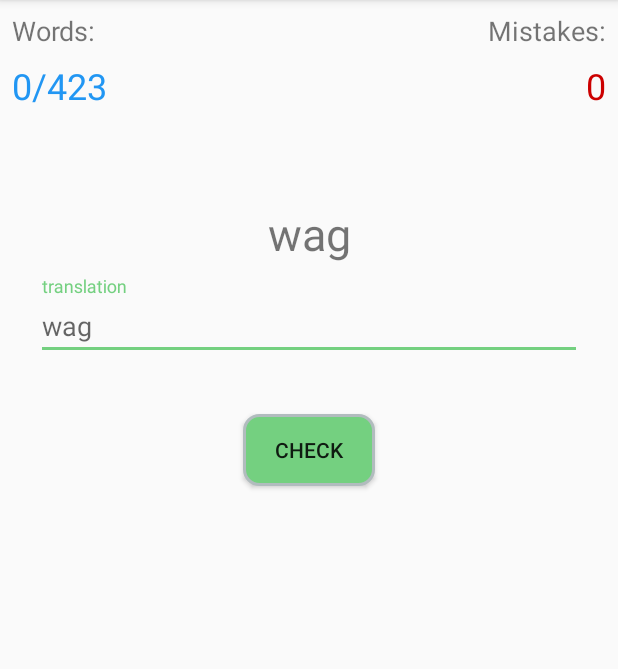
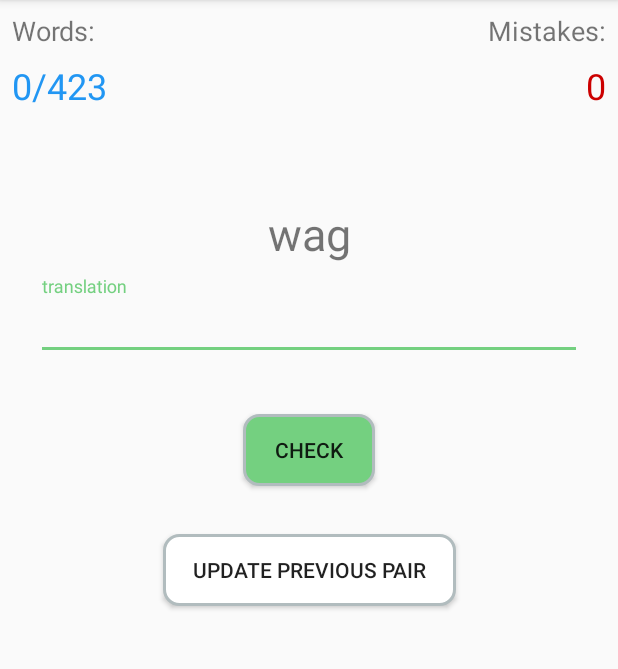
Before and after one commit to MecanicalDragon/AndroidVocabulary, an Android app: the LearningActivity screen opened directly, with no data from a screen before it, on a phone screen of 412 x 824 dp, the part 84-753 px from its top. Run offline under Robolectric (Android 15) with nearby library versions, the phone set to English and light mode, and no system bars.

Commit message:
pair updating added

```diff
--- a/app/build.gradle
+++ b/app/build.gradle
@@ -11,7 +11,7 @@ android {
         minSdkVersion 19
         targetSdkVersion 28
         versionCode 1
-        versionName "1.0"
+        versionName "1.1"
         testInstrumentationRunner "androidx.test.runner.AndroidJUnitRunner"
     }
     buildTypes {
--- a/app/src/main/AndroidManifest.xml
+++ b/app/src/main/AndroidManifest.xml
@@ -8,8 +8,10 @@
         android:label="@string/app_name"
         android:roundIcon="@mipmap/ic_launcher_round"
         android:supportsRtl="true"
-        android:theme="@style/AppTheme">
-        <activity android:name=".activity.LearningActivity"></activity>
+        android:theme="@style/AppTheme"
+        android:fullBackupContent="@xml/backup_descriptor">
+        <activity android:name=".activity.UpdateActivity"/>
+        <activity android:name=".activity.LearningActivity" />
         <activity android:name=".activity.MainActivity">
             <intent-filter>
                 <action android:name="android.intent.action.MAIN" />
--- a/app/src/main/java/net/medrag/vocabulary/db/Sql.kt
+++ b/app/src/main/java/net/medrag/vocabulary/db/Sql.kt
@@ -416,7 +416,7 @@ const val FILL =
             "INSERT INTO $TABLE_NAME ($WORD, $TRANSLATION ) VALUES ('saturate','насыщать');\n" +
             "INSERT INTO $TABLE_NAME ($WORD, $TRANSLATION ) VALUES ('hence','следовательно');\n" +
             "INSERT INTO $TABLE_NAME ($WORD, $TRANSLATION ) VALUES ('fence','забор, ограда');\n" +
-            "INSERT INTO $TABLE_NAME ($WORD, $TRANSLATION ) VALUES ('I don't mind','я не против');\n" +
+            "INSERT INTO $TABLE_NAME ($WORD, $TRANSLATION ) VALUES ('I dont mind','я не против');\n" +
             "INSERT INTO $TABLE_NAME ($WORD, $TRANSLATION ) VALUES ('ambiguous','двусмысленный');\n" +
             "INSERT INTO $TABLE_NAME ($WORD, $TRANSLATION ) VALUES ('dangle','болтаться, свисать');\n" +
             "INSERT INTO $TABLE_NAME ($WORD, $TRANSLATION ) VALUES ('ambiguous','двусмысленный');\n" +
--- a/app/src/main/res/drawable/rounded.xml
+++ b/app/src/main/res/drawable/rounded.xml
@@ -3,5 +3,5 @@
     <solid android:color="#FFFFFF"/>
     <stroke android:width="2dp" android:color="#B1BCBE" />
     <corners android:radius="10dp"/>
-    <padding android:left="0dp" android:top="0dp" android:right="0dp" android:bottom="0dp" />
+    <padding android:left="20dp" android:top="0dp" android:right="20dp" android:bottom="0dp" />
 </shape>
--- a/app/src/main/res/drawable/rounded_green.xml
+++ b/app/src/main/res/drawable/rounded_green.xml
@@ -3,5 +3,5 @@
     <solid android:color="@color/colorAccent"/>
     <stroke android:width="2dp" android:color="#B1BCBE" />
     <corners android:radius="10dp"/>
-    <padding android:left="0dp" android:top="0dp" android:right="0dp" android:bottom="0dp" />
+    <padding android:left="20dp" android:top="0dp" android:right="20dp" android:bottom="0dp" />
 </shape>
--- a/app/src/main/res/layout/activity_learning.xml
+++ b/app/src/main/res/layout/activity_learning.xml
@@ -4,6 +4,7 @@
     xmlns:tools="http://schemas.android.com/tools"
     android:layout_width="match_parent"
     android:layout_height="match_parent"
+    android:id="@+id/rootLayout"
     tools:context=".activity.LearningActivity">
 
     <TextView
@@ -104,4 +105,16 @@
         android:textSize="18sp"
         app:layout_constraintEnd_toEndOf="parent"
         app:layout_constraintTop_toTopOf="parent" />
+
+    <Button
+        android:id="@+id/updatePair"
+        android:layout_width="wrap_content"
+        android:layout_height="wrap_content"
+        android:layout_marginTop="32dp"
+        android:background="@drawable/rounded"
+        android:onClick="updatePair"
+        android:text="@string/update_word"
+        app:layout_constraintEnd_toEndOf="parent"
+        app:layout_constraintStart_toStartOf="parent"
+        app:layout_constraintTop_toBottomOf="@+id/check" />
 </androidx.constraintlayout.widget.ConstraintLayout>
--- a/app/src/main/res/values/strings.xml
+++ b/app/src/main/res/values/strings.xml
@@ -7,4 +7,5 @@
     <string name="check">Check</string>
     <string name="words">Words:</string>
     <string name="mistakes">Mistakes:</string>
+    <string name="update_word">Update previous pair</string>
 </resources>
--- /dev/null
+++ b/app/src/main/res/xml/backup_descriptor.xml
@@ -0,0 +1,4 @@
+<?xml version="1.0" encoding="utf-8"?>
+<full-backup-content>
+    <!-- Exclude specific shared preferences that contain GCM registration Id -->
+</full-backup-content>
```
Also changed, not shown: app/src/main/java/net/medrag/vocabulary/activity/LearningActivity.kt (+73 -7 lines), app/src/main/java/net/medrag/vocabulary/activity/UpdateActivity.kt (added, +40 -0 lines), app/src/main/java/net/medrag/vocabulary/db/Repository.kt (+19 -10 lines), app/src/main/res/layout/activity_update.xml (added, +69 -0 lines).
